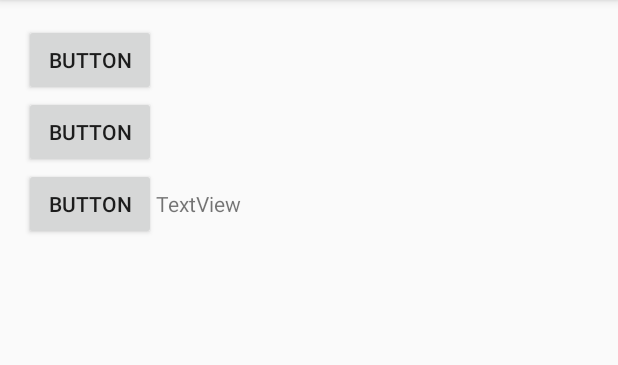
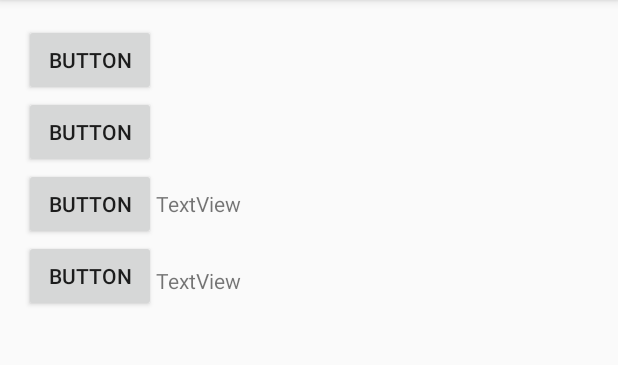
Before and after one commit to fcchen0968/MyApp102702, an Android app: the screen it shows after launch (MainActivity), on a phone screen of 412 x 824 dp, the part 84-449 px from its top. Run offline under Robolectric (Android 15) with nearby library versions, the phone set to English and light mode, and no system bars.

Commit message:
time 4 修clicl4

```diff
--- a/MyApp102704/app/src/main/res/layout/activity_main.xml
+++ b/MyApp102704/app/src/main/res/layout/activity_main.xml
@@ -45,4 +45,22 @@
         android:layout_alignBaseline="@+id/button3"
         android:layout_alignBottom="@+id/button3"
         android:layout_toEndOf="@+id/button3" />
+
+    <Button
+        android:text="Button"
+        android:layout_width="wrap_content"
+        android:layout_height="wrap_content"
+        android:layout_below="@+id/button3"
+        android:layout_alignParentStart="true"
+        android:id="@+id/button4"
+        android:onClick="click4" />
+
+    <TextView
+        android:text="TextView"
+        android:layout_width="wrap_content"
+        android:layout_height="wrap_content"
+        android:layout_alignBottom="@+id/button4"
+        android:layout_toEndOf="@+id/button4"
+        android:layout_marginBottom="11dp"
+        android:id="@+id/textView2" />
 </RelativeLayout>
```
Also changed, not shown: MyApp102704/app/src/main/java/com/example/user/myapp102704/MainActivity.java (+28 -0 lines).
